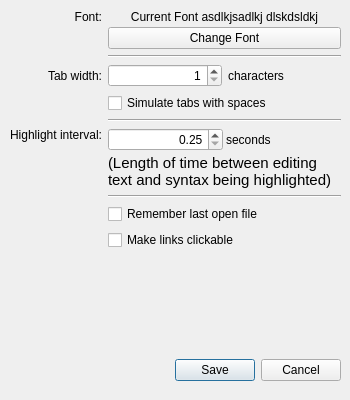
Before: the Qt Designer form src/preferencesdialog.ui in ali-rantakari/QarkDown, drawn with Qt 5.
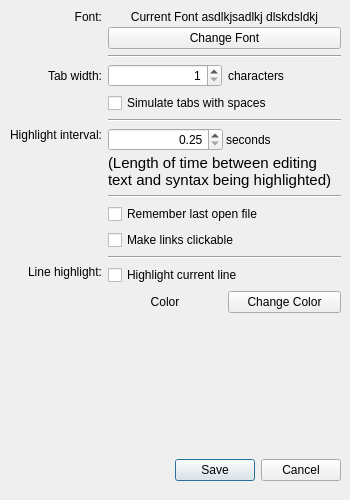
After: the same form once the commit is applied.

Commit message: Add preference for selecting line highlight color.

Patch:
```diff
--- a/src/preferencesdialog.ui
+++ b/src/preferencesdialog.ui
@@ -7,7 +7,7 @@
     <x>0</x>
     <y>0</y>
     <width>350</width>
-    <height>400</height>
+    <height>500</height>
    </rect>
   </property>
   <property name="sizePolicy">
@@ -19,13 +19,13 @@
   <property name="minimumSize">
    <size>
     <width>350</width>
-    <height>400</height>
+    <height>500</height>
    </size>
   </property>
   <property name="maximumSize">
    <size>
     <width>350</width>
-    <height>400</height>
+    <height>500</height>
    </size>
   </property>
   <property name="baseSize">
@@ -44,7 +44,7 @@
    <property name="geometry">
     <rect>
      <x>10</x>
-     <y>350</y>
+     <y>450</y>
      <width>331</width>
      <height>41</height>
     </rect>
@@ -62,7 +62,7 @@
      <x>10</x>
      <y>10</y>
      <width>331</width>
-     <height>331</height>
+     <height>431</height>
     </rect>
    </property>
    <layout class="QGridLayout" name="gridLayout">
@@ -128,19 +128,6 @@
       </property>
      </widget>
     </item>
-    <item row="9" column="0">
-     <spacer name="verticalSpacer">
-      <property name="orientation">
-       <enum>Qt::Vertical</enum>
-      </property>
-      <property name="sizeHint" stdset="0">
-       <size>
-        <width>20</width>
-        <height>40</height>
-       </size>
-      </property>
-     </spacer>
-    </item>
     <item row="5" column="0">
      <widget class="QLabel" name="label_3">
       <property name="text">
@@ -266,6 +253,71 @@
       </property>
      </widget>
     </item>
+    <item row="10" column="1">
+     <layout class="QVBoxLayout" name="verticalLayout_3">
+      <item>
+       <widget class="QCheckBox" name="highlightLineCheckBox">
+        <property name="text">
+         <string>Highlight current line</string>
+        </property>
+       </widget>
+      </item>
+      <item>
+       <layout class="QHBoxLayout" name="horizontalLayout_3">
+        <item>
+         <widget class="QLabel" name="highlightLineColorLabel">
+          <property name="autoFillBackground">
+           <bool>true</bool>
+          </property>
+          <property name="text">
+           <string>Color</string>
+          </property>
+          <property name="alignment">
+           <set>Qt::AlignCenter</set>
+          </property>
+         </widget>
+        </item>
+        <item>
+         <widget class="QPushButton" name="highightLineColorButton">
+          <property name="text">
+           <string>Change Color</string>
+          </property>
+         </widget>
+        </item>
+       </layout>
+      </item>
+     </layout>
+    </item>
+    <item row="11" column="0">
+     <spacer name="verticalSpacer_2">
+      <property name="orientation">
+       <enum>Qt::Vertical</enum>
+      </property>
+      <property name="sizeHint" stdset="0">
+       <size>
+        <width>20</width>
+        <height>40</height>
+       </size>
+      </property>
+     </spacer>
+    </item>
+    <item row="10" column="0">
+     <widget class="QLabel" name="label_8">
+      <property name="text">
+       <string>Line highlight:</string>
+      </property>
+      <property name="alignment">
+       <set>Qt::AlignRight|Qt::AlignTop|Qt::AlignTrailing</set>
+      </property>
+     </widget>
+    </item>
+    <item row="9" column="1">
+     <widget class="Line" name="line_4">
+      <property name="orientation">
+       <enum>Qt::Horizontal</enum>
+      </property>
+     </widget>
+    </item>
    </layout>
   </widget>
  </widget>
```
The commit also changes 6 other files.
